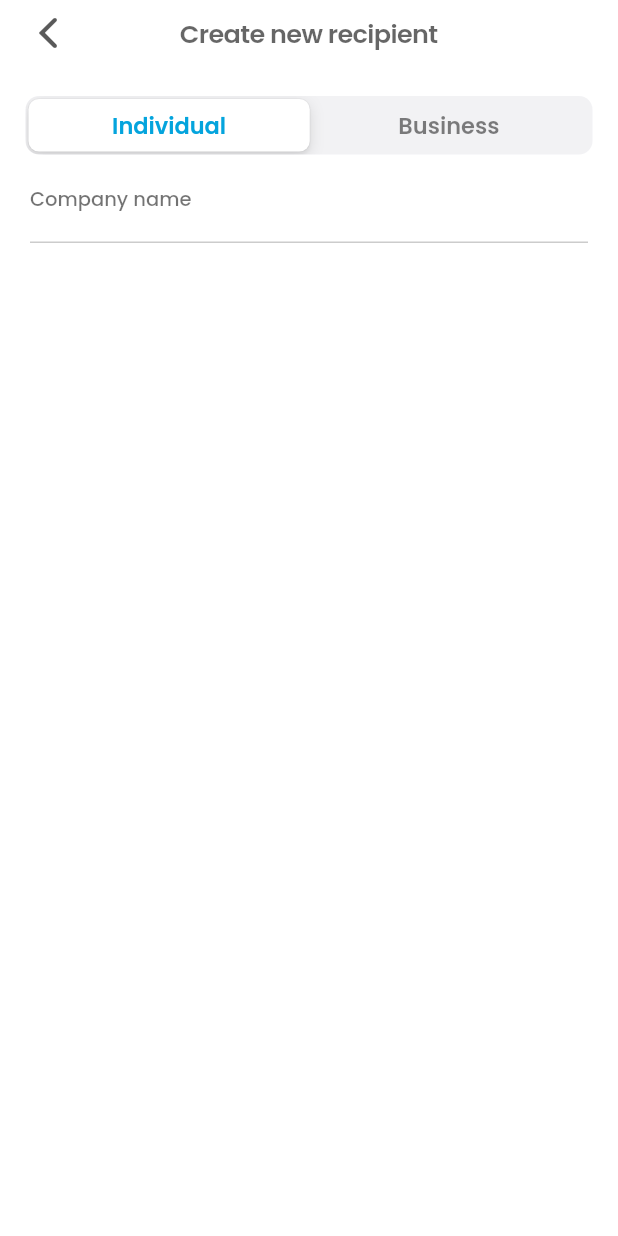
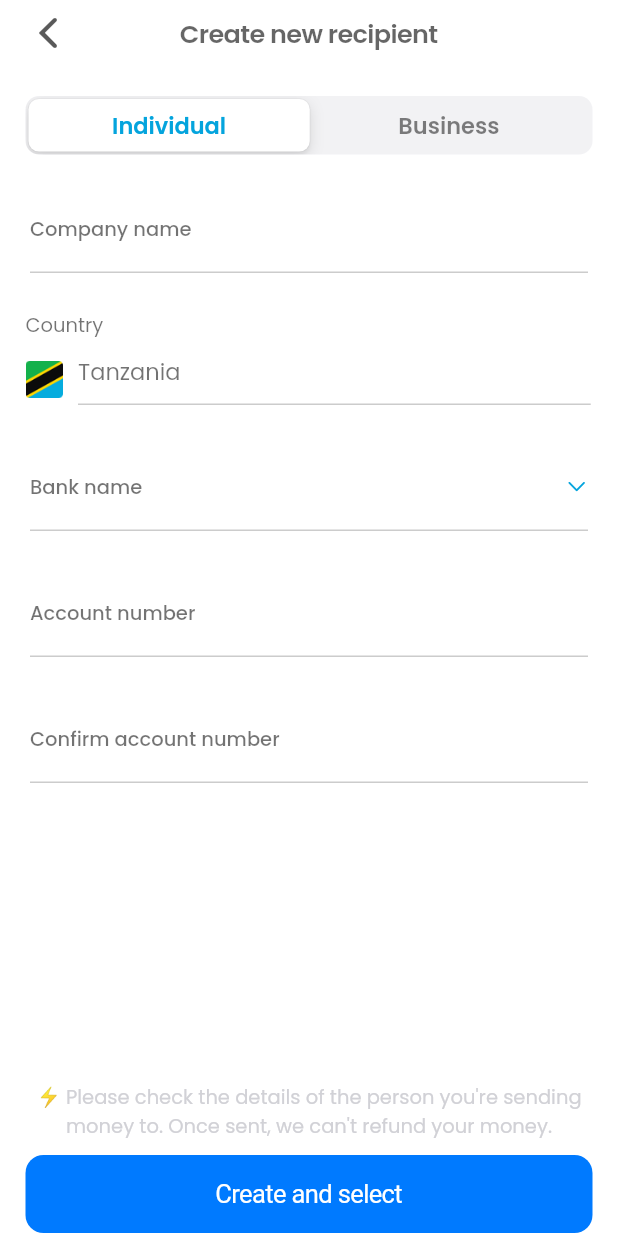
Before and after one commit to ProsperChihimba/nala-ios-clone, a Flutter app: the NewRecipient screen opened directly, on a phone screen of 412 x 824 dp. Run offline on Flutter 3.47's test engine with Material 2 defaults, Android fonts, the phone set to English and light mode, and no system bars; our stand-ins replace gap, get, google_fonts.

Commit message:
new recipient initial page

```diff
--- a/lib/send/new_recipient/index.dart
+++ b/lib/send/new_recipient/index.dart
@@ -90,9 +90,57 @@ class _NewRecipientState extends State<NewRecipient> {
           ),
 
           // inputs
-          RecordInput(
+          Gap(AppLayout.getHeight(20)),
+          const RecordInput(
             header: "Company name",
+            hasIcon: false,
           ),
+
+          //
+          Gap(AppLayout.getHeight(25)),
+          countrySelection(context),
+
+          //
+          Gap(AppLayout.getHeight(25)),
+          const RecordInput(
+            header: "Bank name",
+            hasIcon: true,
+          ),
+
+          Gap(AppLayout.getHeight(25)),
+          const RecordInput(
+            header: "Account number",
+            hasIcon: false,
+          ),
+
+          Gap(AppLayout.getHeight(25)),
+          const RecordInput(
+            header: "Confirm account number",
+            hasIcon: false,
+          ),
+
+          //
+          Gap(AppLayout.getHeight(200)),
+
+          //
+          Text(
+            "⚡️ Please check the details of the person you're sending money to. Once sent, we can't refund your money.",
+            textAlign: TextAlign.center,
+            style: Styles.normalText.copyWith(
+              color: CupertinoColors.systemGrey4,
+              fontSize: AppLayout.getHeight(13),
+            ),
+          ),
+
+          // button
+          Gap(AppLayout.getHeight(10)),
+          Padding(
+            padding: EdgeInsets.symmetric(horizontal: AppLayout.getWidth(17)),
+            child: CupertinoButton.filled(
+              child: Text("Create and select"),
+              onPressed: () {},
+            ),
+          )
         ],
       ),
     );
--- a/lib/send/new_recipient/input.dart
+++ b/lib/send/new_recipient/input.dart
@@ -5,7 +5,8 @@ import 'package:nala_clon/utils/app_styles.dart';
 
 class RecordInput extends StatefulWidget {
   final String header;
-  const RecordInput({super.key, required this.header});
+  final bool hasIcon;
+  const RecordInput({super.key, required this.header, required this.hasIcon});
 
   @override
   State<RecordInput> createState() => _RecordInputState();
@@ -24,7 +25,11 @@ class _RecordInputState extends State<RecordInput> {
             AppLayout.getWidth(20),
             AppLayout.getHeight(0),
           ),
-          child: Text(
+          child: Row(
+            mainAxisAlignment: MainAxisAlignment.spaceBetween,
+            children: [
+              //
+              Text(
                 widget.header,
                 style: Styles.normalText.copyWith(
                   color: CupertinoColors.black.withOpacity(0.55),
@@ -32,8 +37,22 @@ class _RecordInputState extends State<RecordInput> {
                   fontWeight: FontWeight.w500,
                 ),
               ),
+
+              //
+              widget.hasIcon == true
+                  ? Icon(
+                      CupertinoIcons.chevron_down,
+                      color: Styles.blueColor,
+                      size: AppLayout.getHeight(15),
+                    )
+                  : Container(),
+            ],
           ),
+        ),
+
+        //
         Gap(AppLayout.getHeight(19)),
+        //
         Padding(
           padding: EdgeInsets.only(
             right: AppLayout.getWidth(20),
@@ -52,3 +71,57 @@ class _RecordInputState extends State<RecordInput> {
     );
   }
 }
+
+Widget countrySelection(BuildContext context) {
+  final size = AppLayout.getSize(context);
+  return Padding(
+    padding: EdgeInsets.symmetric(horizontal: AppLayout.getWidth(17)),
+    child: Column(
+      crossAxisAlignment: CrossAxisAlignment.start,
+      children: [
+        Text(
+          "Country",
+          style: Styles.normalText.copyWith(
+            color: CupertinoColors.black.withOpacity(0.55),
+            fontSize: AppLayout.getHeight(13),
+          ),
+        ),
+        Gap(AppLayout.getHeight(10)),
+        //
+        Row(
+          children: [
+            Image(
+              image: const AssetImage("assets/tz.png"),
+              width: AppLayout.getHeight(25),
+            ),
+
+            //
+            Gap(AppLayout.getWidth(10)),
+            Column(
+              crossAxisAlignment: CrossAxisAlignment.start,
+              children: [
+                //
+                Text(
+                  "Tanzania",
+                  style: Styles.normalText.copyWith(
+                    color: CupertinoColors.black.withOpacity(0.55),
+                  ),
+                ),
+                Gap(AppLayout.getHeight(10)),
+                Container(
+                  width: size.width * 0.83,
+                  decoration: BoxDecoration(
+                    border: Border.all(
+                      width: AppLayout.getHeight(0.5),
+                      color: CupertinoColors.black.withOpacity(0.2),
+                    ),
+                  ),
+                ),
+              ],
+            )
+          ],
+        ),
+      ],
+    ),
+  );
+}
```
Lines whose indentation alone changed are shown as unchanged.
